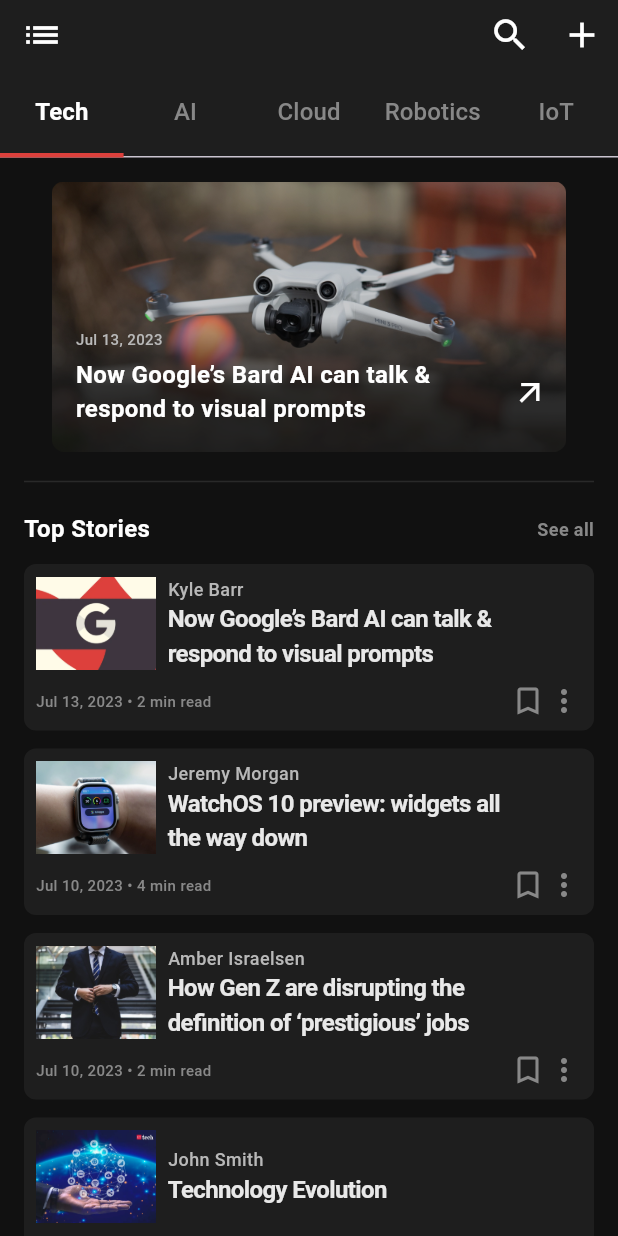
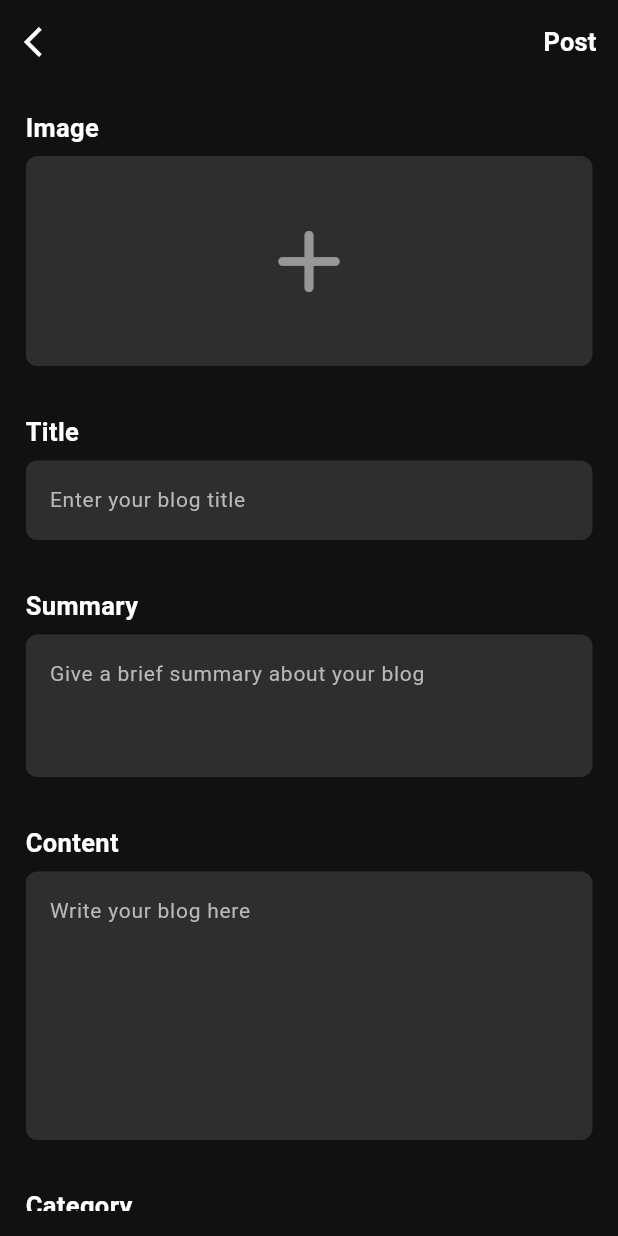
Before and after one commit to Flutter-gg-1/Project-5, a Flutter app: the HomeScreen screen opened directly, after a tap on the "add" icon, on a phone screen of 412 x 824 dp. Run offline on Flutter 3.47's test engine with Material 3 defaults, Android fonts, the phone set to English and light mode, and no system bars; our stand-ins replace custom_radio_grouped_button, get_it, image_picker.

Commit message:
finish add post ui

```diff
--- a/lib/models/post.dart
+++ b/lib/models/post.dart
@@ -9,7 +9,7 @@
   final String postImage;
   final bool isSaved;
 
-  Post({required this.category, required this.authorName, required this.title, required this.summary, required this.content, required this.date, required this.minutesToRead, required this.postImage, required this.isSaved});
+  Post({required this.category, required this.authorName, required this.title, required this.summary, required this.content, required this.date, required this.minutesToRead, this.postImage='assets/placeholder.png', required this.isSaved});
 
   factory Post.fromJson(Map<String, dynamic> json) {
     return Post(
--- a/lib/screens/add_post_screen.dart
+++ b/lib/screens/add_post_screen.dart
@@ -1,13 +1,120 @@
-// import 'package:flutter/material.dart';
+import 'dart:io';
+import 'package:custom_radio_grouped_button/custom_radio_grouped_button.dart';
+import 'package:flutter/material.dart';
+import 'package:get_it/get_it.dart';
+import 'package:image_picker/image_picker.dart';
+import 'package:project5/data/all_posts.dart';
+import 'package:project5/widgets/text_fields/add_post_text_field.dart';
 
-// class AddPostScreen extends StatelessWidget {
-//   const AddPostScreen({super.key});
+class AddPostScreen extends StatefulWidget {
+  const AddPostScreen({super.key});
 
-//   @override
-//   Widget build(BuildContext context) {
-//     return Scaffold(
-//       appBar: ,
-//       body: ,
-//     )
-//   }
-// }
+  @override
+  State<AddPostScreen> createState() => _AddPostScreenState();
+}
+
+class _AddPostScreenState extends State<AddPostScreen> {
+
+  late Widget postImage;
+  TextEditingController titleController = TextEditingController();
+  TextEditingController summaryController = TextEditingController();
+  TextEditingController contentController = TextEditingController();
+  TextEditingController readingMinutesController = TextEditingController();
+  String selectedCategory = '';
+
+  @override
+  void initState() {
+    super.initState();
+    postImage = Container(
+      width: 337,
+      height: 140,
+      alignment: Alignment.center,
+      decoration: BoxDecoration(borderRadius: BorderRadius.circular(8), color: Colors.white.withOpacity(0.12)),
+      child: Icon(Icons.add_rounded, size: 70, color: Colors.white.withOpacity(0.5),),
+    );
+  }
+
+  @override
+  Widget build(BuildContext context) {
+    return Scaffold(
+      backgroundColor: const Color(0xff111111),
+      appBar: AppBar(
+        backgroundColor: const Color(0xff111111),
+        foregroundColor: Colors.white,
+        leading: IconButton(onPressed: ()=>Navigator.pop(context), icon: const Icon(Icons.arrow_back_ios)),
+        actions: [TextButton(onPressed: ()=>Navigator.pop(context,true), child: const Text("Post", style: TextStyle(fontSize: 17, fontWeight: FontWeight.w700, color: Colors.white),))],
+      ),
+      body: Padding(
+        padding: const EdgeInsets.all(17),
+        child: ListView(
+          children: [
+            const Text("Image", style: TextStyle(fontSize: 17, fontWeight: FontWeight.w700, color: Colors.white),),
+            const SizedBox(height: 7),
+            InkWell(
+              splashColor: Colors.transparent,
+              onTap: () async {
+                final newImg = await ImagePicker().pickImage(source: ImageSource.gallery);
+                if (newImg == null) {
+                  return;
+                }
+                postImage = Image.file(File(newImg.path), width: 337, height: 140, fit: BoxFit.cover,);
+                setState(() {});
+              },
+              child: postImage
+            ),
+            const SizedBox(height: 32),
+            AddPostTextField(
+              inputName: 'Title',
+              inputHint : 'Enter your blog title',
+              controller : titleController,
+              maxLines: 2
+            ),
+            const SizedBox(height: 32),
+            AddPostTextField(
+              inputName: 'Summary',
+              inputHint : 'Give a brief summary about your blog',
+              controller : summaryController,
+              minLines: 3
+            ),
+            const SizedBox(height: 32,),
+            AddPostTextField(
+              inputName: 'Content',
+              inputHint : 'Write your blog here',
+              controller : contentController,
+              minLines: 7
+            ),
+            const SizedBox(height: 32),
+            const Text("Category", style: TextStyle(fontSize: 17, fontWeight: FontWeight.w700, color: Colors.white),),
+            const SizedBox(height: 7),
+            CustomRadioButton(
+              selectedBorderColor: Colors.transparent,
+              unSelectedBorderColor: Colors.transparent,
+              selectedColor: Colors.white, // bg color
+              unSelectedColor: const Color(0xff595959), // bg color
+              buttonLables: GetIt.I.get<AllPosts>().categories,
+              buttonValues: GetIt.I.get<AllPosts>().categories,
+              shapeRadius: 2,
+              enableShape: true,
+              elevation: 0,
+              autoWidth: true,
+              height: 26,
+              buttonTextStyle: const ButtonTextStyle(
+                selectedColor: Color(0xffA48BE2),
+                unSelectedColor: Color(0xff2c2c2c),
+                textStyle: TextStyle(fontSize: 16)
+              ),
+              radioButtonValue: (value) => selectedCategory = value,
+            ),
+            const SizedBox(height: 32),
+            AddPostTextField(
+              inputName: 'Reading minutes',
+              inputHint : 'Minutes of reading this blog',
+              controller : readingMinutesController,
+              maxLines: 2
+            ),
+          ],
+        ),
+      ),
+    );
+  }
+}
--- a/lib/screens/home_screen.dart
+++ b/lib/screens/home_screen.dart
@@ -4,6 +4,7 @@
 import 'package:project5/extensions/screen_push.dart';
 import 'package:project5/models/post.dart';
 import 'package:project5/models/user.dart';
+import 'package:project5/screens/add_post_screen.dart';
 import 'package:project5/screens/view_post_screen.dart';
 import 'package:project5/widgets/cards/post_card.dart';
 import 'package:project5/widgets/images_carousel.dart';
@@ -38,11 +39,11 @@
             ),
             IconButton(
               onPressed: () {
-                // context.push(target: AddPostScreen(), saveData: (p0){
-                //   if(p0==true) {
-                //     setState(() {});
-                //   }
-                // });
+                context.push(target: const AddPostScreen(), saveData: (p0){
+                  if(p0==true) {
+                    setState(() {});
+                  }
+                });
               },
               icon: const Icon(Icons.add,size: 28,color: Colors.white,)
             )
--- a/lib/widgets/cards/post_card.dart
+++ b/lib/widgets/cards/post_card.dart
@@ -1,7 +1,5 @@
 import 'package:flutter/material.dart';
-import 'package:project5/extensions/screen_push.dart';
 import 'package:project5/models/post.dart';
-import 'package:project5/screens/view_post_screen.dart';
 
 class PostCard extends StatelessWidget {
   final Post post;
--- /dev/null
+++ b/lib/widgets/text_fields/add_post_text_field.dart
@@ -0,0 +1,53 @@
+import 'package:flutter/material.dart';
+
+class AddPostTextField extends StatelessWidget {
+  final String inputName;
+  final String inputHint;
+  final TextEditingController controller;
+  final int minLines;
+  final int? maxLines;
+  const AddPostTextField({super.key, required this.inputName, required this.inputHint, required this.controller, this.minLines=1, this.maxLines});
+
+  @override
+  Widget build(BuildContext context) {
+    return Column(
+      crossAxisAlignment: CrossAxisAlignment.start,
+      children: [
+        Text(
+          inputName,
+          style: const TextStyle(
+            fontSize: 17,
+            fontWeight: FontWeight.w700,
+            color: Colors.white
+          )
+        ),
+        const SizedBox(height: 7,),
+        TextField(
+          keyboardType: inputName.contains('minutes') ? TextInputType.number : null,
+          controller: controller,
+          minLines: minLines,
+          maxLines: maxLines,
+          style: const TextStyle(
+            fontSize: 14,
+            fontWeight:FontWeight.w400,
+            color: Colors.white
+          ),
+          decoration: InputDecoration(
+            filled: true,
+            fillColor: Colors.white.withOpacity(0.12),
+            hintText: inputHint,
+            hintStyle: const TextStyle(
+              fontSize: 14,
+              fontWeight: FontWeight.w400,
+              color: Color(0xffb8b8b8)
+            ),
+            border: OutlineInputBorder(
+              borderSide: BorderSide.none,
+              borderRadius: BorderRadius.circular(8)
+            ),
+          ),
+        )
+      ],
+    );
+  }
+}
--- a/pubspec.yaml
+++ b/pubspec.yaml
@@ -12,6 +12,8 @@
   get_it: ^7.7.0
   get_storage: ^2.1.1
   device_preview: ^1.2.0
+  image_picker: ^1.1.2
+  custom_radio_grouped_button: ^2.2.1
 
 dev_dependencies:
   flutter_test:
```
Also changed, not shown: assets/placeholder.png (added), pubspec.lock, 5 other files.
